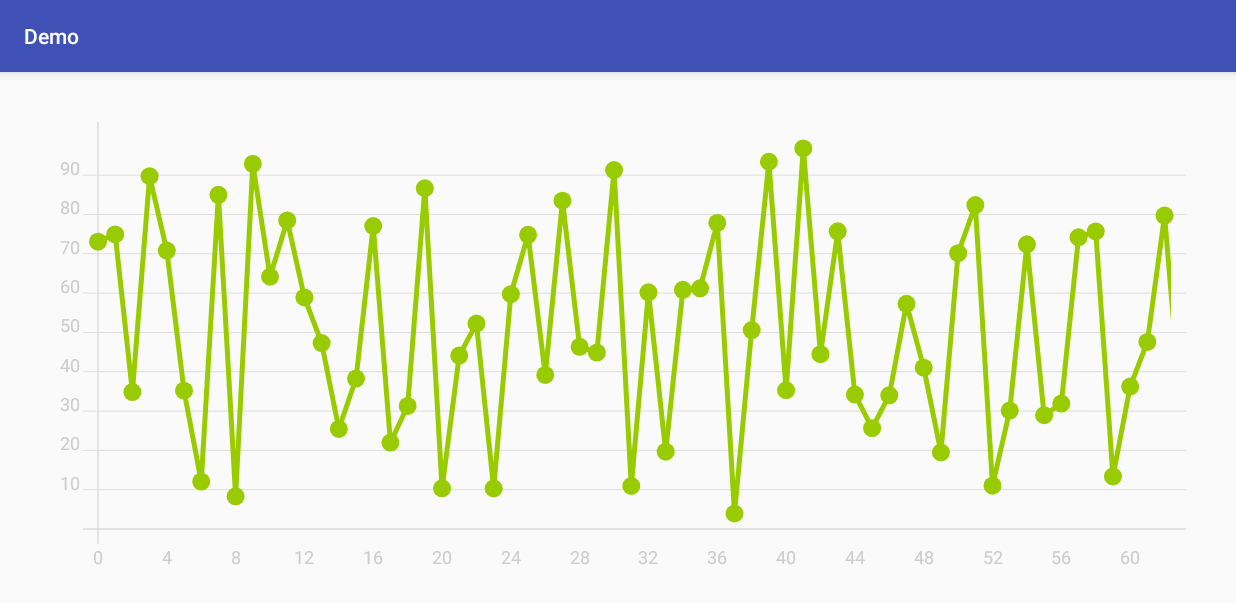
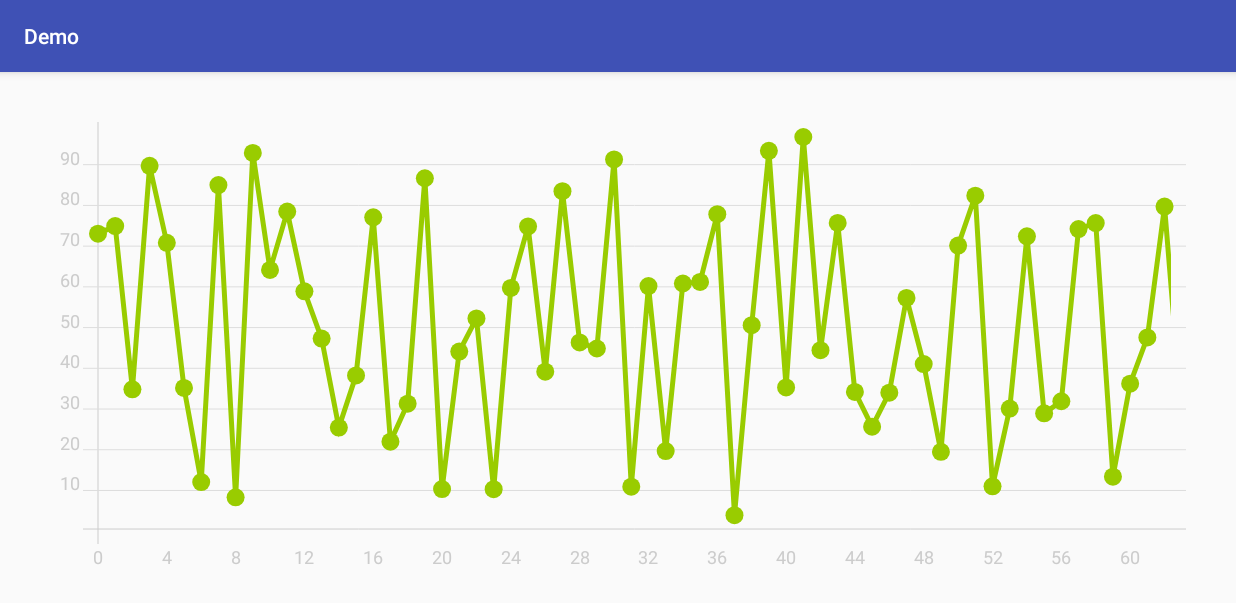
Before and after one commit to gzfgeh/AndroidDemo, an Android app: the CustomChartActivity screen opened directly, with no data from a screen before it, on a phone screen of 824 x 412 dp (held sideways). Shown: the top 603 px of the screen. Run offline under Robolectric (Android 15) with nearby library versions, the phone set to English and light mode, and no system bars; our stand-ins replace ButterKnife; libraries missing offline, so code that uses them is left out: rx.android.schedulers, rx.schedulers.

Commit message:
add change axieY

```diff
--- a/app/src/main/java/com/gzfgeh/CustomChart/CustomChartActivity.java
+++ b/app/src/main/java/com/gzfgeh/CustomChart/CustomChartActivity.java
@@ -44,16 +44,20 @@ public class CustomChartActivity extends BaseActivity {
         generateDefaultData();
 
         chart.setLineChartData(data);
+        chart.setZoomType(ZoomType.HORIZONTAL);
         chart.setZoomEnabled(true);
         chart.setScrollEnabled(true);
-        previewX(chart);
+        showCurrentViewChart(chart);
 
     }
 
     private void generateDefaultData() {
         List<PointValue> values = new ArrayList<>();
         for (int i = 0; i < numValues; ++i) {
-            values.add(new PointValue(i, (float) Math.random() * 100f));
+            if(i > 100)
+                values.add(new PointValue(i, (float) Math.random() * 100f + 50f));
+            else
+                values.add(new PointValue(i, (float) Math.random() * 100f));
         }
 
         Line line = new Line(values);
@@ -68,7 +72,7 @@ public class CustomChartActivity extends BaseActivity {
         data.setAxisYLeft(new Axis().setHasLines(true));
     }
 
-    private void previewX(LineChartView chart) {
+    private void showCurrentViewChart(LineChartView chart) {
         Viewport tempViewport = new Viewport(chart.getMaximumViewport());
         float dx = tempViewport.width() / 8;
         tempViewport.set(0, tempViewport.top, dx, tempViewport.bottom);
--- a/app/src/main/java/com/gzfgeh/CustomChart/TouchLine.java
+++ b/app/src/main/java/com/gzfgeh/CustomChart/TouchLine.java
@@ -61,4 +61,8 @@ public class TouchLine{
         this.x = chartComputator.computeRawX(valueX);
         this.y = chartComputator.computeRawY(valueY);
     }
+
+    public LineChartData getData() {
+        return data;
+    }
 }
--- a/app/src/main/java/lecho/lib/hellocharts/gesture/ChartScroller.java
+++ b/app/src/main/java/lecho/lib/hellocharts/gesture/ChartScroller.java
@@ -4,6 +4,8 @@ import android.content.Context;
 import android.graphics.Point;
 import android.graphics.Rect;
 import android.support.v4.widget.ScrollerCompat;
+
+import com.gzfgeh.LogUtils;
 
 import lecho.lib.hellocharts.computator.ChartComputator;
 import lecho.lib.hellocharts.model.Viewport;
@@ -83,6 +85,7 @@ public class ChartScroller {
             // currently active.
 
             final Viewport maxViewport = computator.getMaximumViewport();
+//            final Viewport maxViewport = computator.getCurrentViewport();
 
             computator.computeScrollSurfaceSize(surfaceSizeBuffer);
 
@@ -90,12 +93,10 @@ public class ChartScroller {
                     surfaceSizeBuffer.x;
             final float currYRange = maxViewport.top - maxViewport.height() * scroller.getCurrY() /
                     surfaceSizeBuffer.y;
-
             computator.setViewportTopLeft(currXRange, currYRange);
 
             return true;
         }
-
         return false;
     }
 
--- a/app/src/main/java/lecho/lib/hellocharts/gesture/ChartTouchHandler.java
+++ b/app/src/main/java/lecho/lib/hellocharts/gesture/ChartTouchHandler.java
@@ -212,7 +212,6 @@ public class ChartTouchHandler {
                 }
                 break;
             case MotionEvent.ACTION_MOVE:
-                LogUtils.i("select :   rawValueX:  renderer.isTouched(): " + renderer.isTouched() + "----getY: " + event.getY());
                 // If value was touched and now touch point is outside of value area - clear touch and invalidate, user
                 // probably moved finger away from given chart value.
                 if (renderer.isTouched()) {
@@ -232,8 +231,6 @@ public class ChartTouchHandler {
                 break;
         }
         touchLine.setPos(renderer.getSelectedValue().getX(), renderer.getSelectedValue().getY());
-        LogUtils.i("select :   renderer.getSelectedValue().getX(): " + renderer.getSelectedValue().getX() +
-                "-----renderer.getSelectedValue().getY() : " + renderer.getSelectedValue().getY());
         return needInvalidate;
     }
 
@@ -354,7 +351,9 @@ public class ChartTouchHandler {
 
         @Override
         public boolean onScroll(MotionEvent e1, MotionEvent e2, float distanceX, float distanceY) {
-            LogUtils.i("onScroll---getX:");
+            LogUtils.i("renderer.getCurrentViewport().left : " + renderer.getCurrentViewport().left
+                    + "----renderer.getCurrentViewport().right : " + renderer.getCurrentViewport().right);
+
             if (isScrollEnabled) {
                 boolean canScroll = chartScroller
                         .scroll(computator, distanceX, distanceY, scrollResult);
--- a/app/src/main/java/lecho/lib/hellocharts/renderer/LineChartRenderer.java
+++ b/app/src/main/java/lecho/lib/hellocharts/renderer/LineChartRenderer.java
@@ -163,12 +163,9 @@ public class LineChartRenderer extends AbstractChartRenderer {
 
                     final float rawValueX = computator.computeRawX(pointValue.getX());
                     final float rawValueY = computator.computeRawY(pointValue.getY());
-                    LogUtils.i("select :   rawValueX: " + rawValueX + "----touchX :" + touchX
-                            + "-----closedIndex :" + closedIndex + (Math.abs(rawValueX - touchX) < closedIndex));
                     if (Math.abs(rawValueX - touchX) < closedIndex){
                         closedIndex = Math.abs(rawValueX - touchX);
                         selectedValue.set(pointValue.getX(), pointValue.getY());
-                        LogUtils.i("select :   pointValue.getX(): " + pointValue.getX() + "-----pointValue.getY() : " + pointValue.getY());
                     }
                     selectedValue.set(lineIndex, valueIndex, SelectedValueType.LINE);
 //                    if (isInArea(rawValueX, rawValueY, touchX, touchY, pointRadius + touchToleranceMargin)) {
--- a/app/src/main/java/lecho/lib/hellocharts/view/AbstractChartView.java
+++ b/app/src/main/java/lecho/lib/hellocharts/view/AbstractChartView.java
@@ -9,6 +9,9 @@ import android.view.MotionEvent;
 import android.view.View;
 
 import com.gzfgeh.CustomChart.TouchLine;
+import com.gzfgeh.LogUtils;
+
+import java.util.List;
 
 import lecho.lib.hellocharts.animation.ChartAnimationListener;
 import lecho.lib.hellocharts.animation.ChartDataAnimator;
@@ -22,6 +25,7 @@ import lecho.lib.hellocharts.gesture.ChartTouchHandler;
 import lecho.lib.hellocharts.gesture.ContainerScrollType;
 import lecho.lib.hellocharts.gesture.ZoomType;
 import lecho.lib.hellocharts.listener.ViewportChangeListener;
+import lecho.lib.hellocharts.model.PointValue;
 import lecho.lib.hellocharts.model.SelectedValue;
 import lecho.lib.hellocharts.model.Viewport;
 import lecho.lib.hellocharts.renderer.AxesRenderer;
@@ -95,12 +99,27 @@ public abstract class AbstractChartView extends View implements Chart, ChartTouc
             chartRenderer.draw(canvas);
             canvas.restoreToCount(clipRestoreCount);
             chartRenderer.drawUnclipped(canvas);
+            setAxesY();
             axesRenderer.drawInForeground(canvas);
             touchHandler.drawHandlerLine(canvas);
 
         } else {
             canvas.drawColor(ChartUtils.DEFAULT_COLOR);
         }
+    }
+
+    private void setAxesY(){
+        float top = 0;
+        List<PointValue> list = getTouchLine().getData().getLines().get(0).getValues();
+        for (PointValue value : list){
+            if (value.getX() > chartRenderer.getCurrentViewport().left && value.getX() < chartRenderer.getCurrentViewport().right){
+                if (value.getY() > top){
+                    top = value.getY();
+                }
+            }
+        }
+        chartRenderer.getMaximumViewport().top = top;
+        chartRenderer.getCurrentViewport().top = top;
     }
 
     @Override
@@ -131,6 +150,7 @@ public abstract class AbstractChartView extends View implements Chart, ChartTouc
     @Override
     public void computeScroll() {
         super.computeScroll();
+        LogUtils.i("isInteractive: " + isInteractive);
         if (isInteractive) {
             if (touchHandler.computeScroll()) {
                 ViewCompat.postInvalidateOnAnimation(this);
@@ -420,6 +440,8 @@ public abstract class AbstractChartView extends View implements Chart, ChartTouc
     public void setCurrentViewport(Viewport targetViewport) {
         if (null != targetViewport) {
             chartRenderer.setCurrentViewport(targetViewport);
+            chartComputator.setCurrentViewport(targetViewport);
+            setAxesY();
         }
         ViewCompat.postInvalidateOnAnimation(this);
     }
```
Also changed, not shown: 3 other files.
